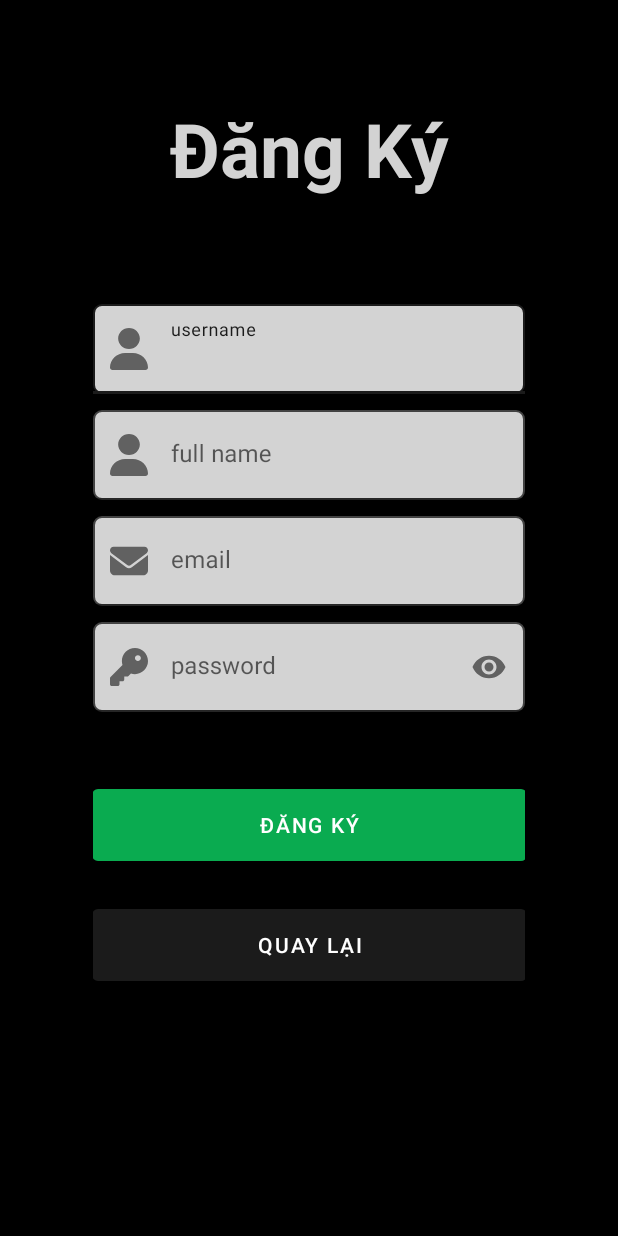
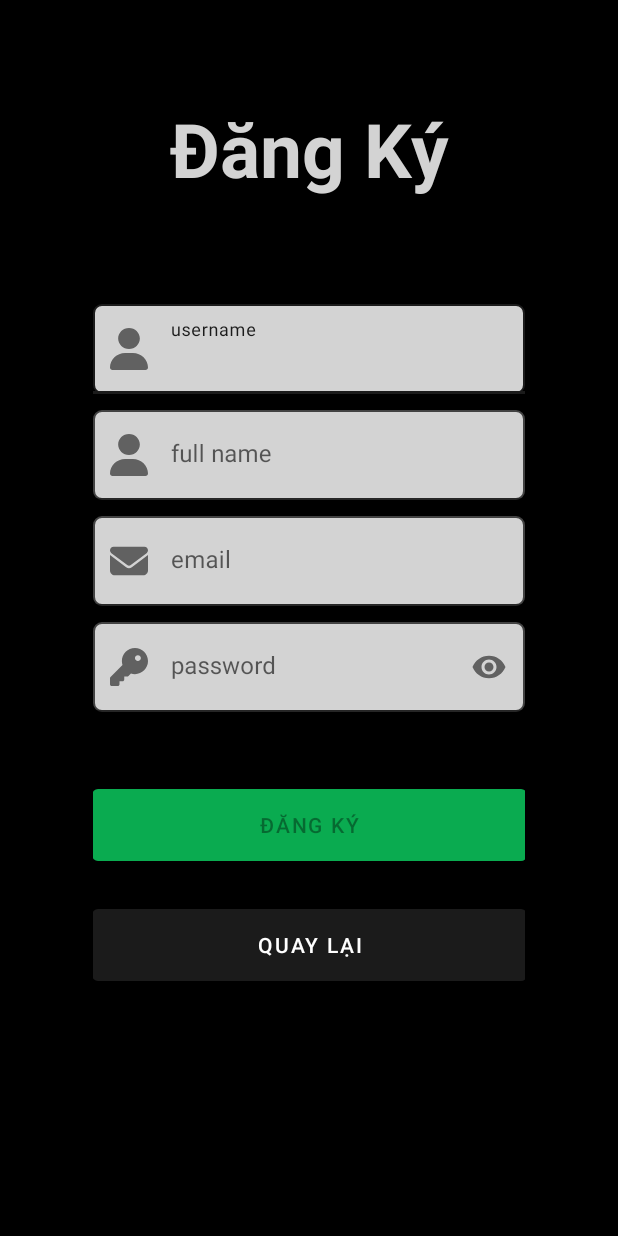
Before and after one commit to DVanhoan/social-kotlin, an Android app: the RegisterActivity screen opened directly, with no data from a screen before it, on a phone screen of 412 x 824 dp. Run offline under Robolectric (Android 15) with nearby library versions, the phone set to English and light mode, and no system bars.

Commit message:
update code

```diff
--- a/client/app/src/main/java/com/hoan/client/fragment/UsersFragment.kt
+++ b/client/app/src/main/java/com/hoan/client/fragment/UsersFragment.kt
@@ -10,7 +10,6 @@ import android.view.LayoutInflater
 import android.view.View
 import android.view.ViewGroup
 import androidx.fragment.app.Fragment
-import androidx.recyclerview.widget.ItemTouchHelper
 import androidx.recyclerview.widget.LinearLayoutManager
 import androidx.recyclerview.widget.RecyclerView
 import com.hoan.client.R
--- a/client/app/src/main/java/com/hoan/client/network/RetrofitInstance.kt
+++ b/client/app/src/main/java/com/hoan/client/network/RetrofitInstance.kt
@@ -37,7 +37,7 @@ object RetrofitInstance {
 
     private val retrofit: Retrofit = Retrofit.Builder()
         .client(client)
-        .baseUrl("http://192.168.1.9:8000/api/v1/")
+        .baseUrl("http://192.168.1.6:8000/api/v1/")
         .addConverterFactory(MoshiConverterFactory.create(moshi))
         .build()
 
--- a/client/app/src/main/java/com/hoan/client/network/response/ReactionResponse.kt
+++ b/client/app/src/main/java/com/hoan/client/network/response/ReactionResponse.kt
@@ -18,6 +18,9 @@ data class ReactionResponse(
     @Json(name = "reaction_time")
     val reactionTime: String,
 
+    @Json(name = "reaction_count")
+    val reaction_count: Int,
+
     @Json(name = "user")
     var user: UserResponse?
 )
--- a/client/app/src/main/java/com/hoan/client/viewmodel/PostsViewModel.kt
+++ b/client/app/src/main/java/com/hoan/client/viewmodel/PostsViewModel.kt
@@ -64,7 +64,7 @@ class PostsViewModel : ViewModel() {
                             val old = currentPosts[idx]
                             val updated = old.copy(
                                 userReaction  = reactionType,
-                                reactionCount = old.reactionCount + 1
+                                reactionCount = response.body()?.reaction_count ?: old.reactionCount,
                             )
                             currentPosts[idx] = updated
                             _posts.value = currentPosts.toList()
--- a/client/app/src/main/res/layout/activity_register.xml
+++ b/client/app/src/main/res/layout/activity_register.xml
@@ -107,17 +107,33 @@
         </com.google.android.material.textfield.TextInputLayout>
 
 
-        <Button
-            android:id="@+id/btn_register"
+        <FrameLayout
+            android:id="@+id/fl_register_container"
             android:layout_width="290dp"
             android:layout_height="60dp"
             android:layout_marginHorizontal="100dp"
-            android:layout_marginTop="40dp"
-            android:clickable="false"
-            android:elevation="0dp"
-            android:enabled="true"
-            android:text="@string/register"
-            app:backgroundTint="@color/green" />
+            android:layout_marginTop="40dp">
+
+
+            <Button
+                android:id="@+id/btn_register"
+                android:layout_width="match_parent"
+                android:layout_height="match_parent"
+                android:clickable="false"
+                android:enabled="false"
+                android:text="@string/register"
+                app:backgroundTint="@color/green" />
+
+
+            <ProgressBar
+                android:id="@+id/progress_register"
+                style="?android:attr/progressBarStyleSmall"
+                android:layout_width="24dp"
+                android:layout_height="24dp"
+                android:layout_gravity="center"
+                android:visibility="gone"
+                android:background="@color/white"/>
+        </FrameLayout>
 
 
         <Button
```
Also changed, not shown: client/app/src/main/java/com/hoan/client/FeedActivity.kt (+2 -7 lines), client/app/src/main/java/com/hoan/client/LoginActivity.kt (+10 -1 lines), client/app/src/main/java/com/hoan/client/NewPostActivity.kt (+9 -0 lines), client/app/src/main/java/com/hoan/client/RegisterActivity.kt (+14 -1 lines), client/app/src/main/res/layout/activity_login.xml (+25 -8 lines), client/app/src/main/res/layout/activity_new_post.xml (+8 -2 lines), 3 other files.
